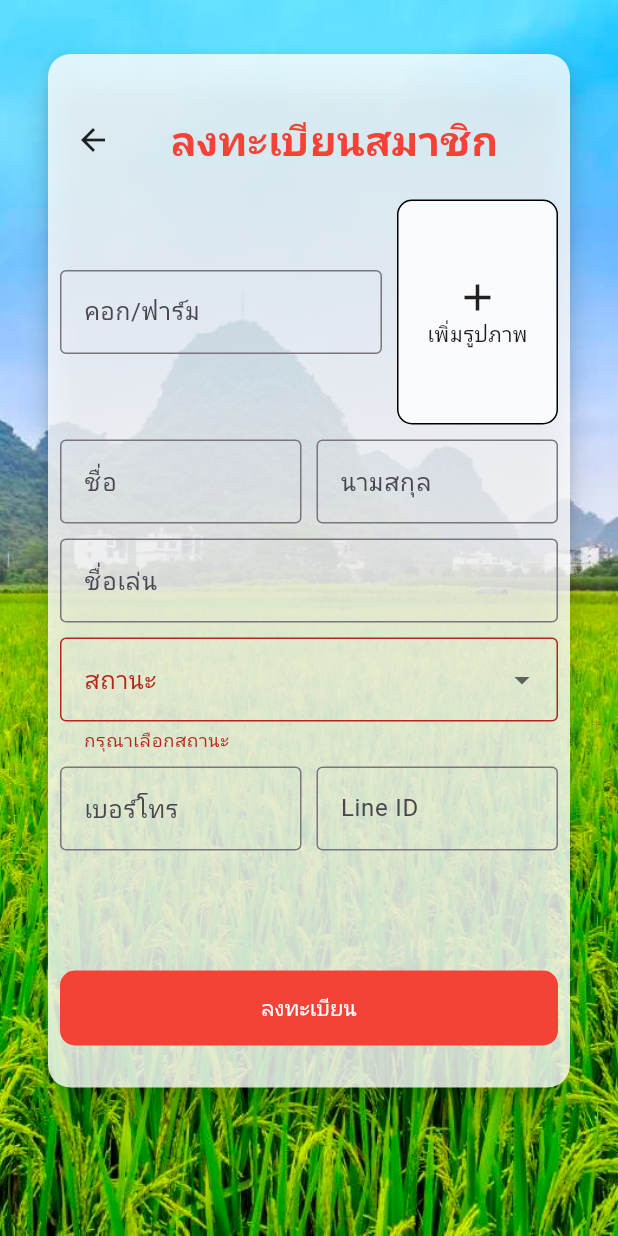
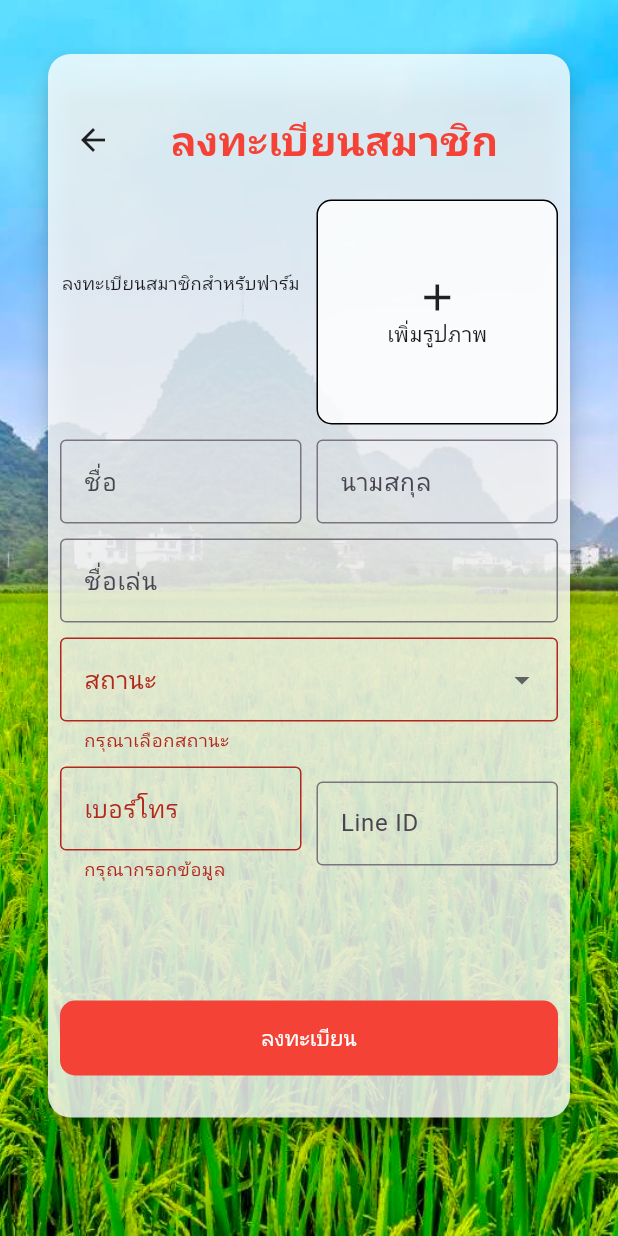
Before and after one commit to thirdfree2/Kway-Thai, a Flutter app: the RegisterFarmOwner screen opened directly, after a tap on "ลงทะเบียน", on a phone screen of 412 x 824 dp. Run offline on Flutter 3.47's test engine with Material 3 defaults, Android fonts, the phone set to English and light mode, and no system bars; drawn by our look-alikes of auto_size_text; our stand-ins replace carousel_slider, flutter_cache_manager, google_fonts, image_picker, qr_flutter, stroke_text; missing offline and left inert: galleryimage; Roboto replaces fonts that are missing (Chonburi).

Commit message:
farm owner password validate

```diff
--- a/lib/services/register_farm_ower_services.dart
+++ b/lib/services/register_farm_ower_services.dart
@@ -15,6 +15,7 @@ Future<String> registerFarmOwner({
   required String phoneNumber,
   required String farmId,
   required String lineId,
+  required String password,
   required File? imageFile,
 }) async {
   const String url = '${ApiUtils.baseUrl}/api/user/';
@@ -27,6 +28,7 @@ Future<String> registerFarmOwner({
     ..fields['phoneNumber'] = phoneNumber
     ..fields['farmId'] = farmId
     ..fields['lineId'] = lineId
+     ..fields['password'] = password
     ..files.add(await http.MultipartFile.fromPath(
       'image',
       imageFile?.path ?? '',
--- a/lib/utils/api_utils.dart
+++ b/lib/utils/api_utils.dart
@@ -1,6 +1,6 @@
 class ApiUtils {
   // static const String baseUrl = 'https://kwaythai-service.poonework.com';
-  static const String baseUrl = 'http://192.168.1.105:3306';
+  static const String baseUrl = 'http://192.168.1.167:3306';
 }
 
 // 192.168.1.105
--- a/lib/view/farm_owner/register_farm_owner.dart
+++ b/lib/view/farm_owner/register_farm_owner.dart
@@ -1,4 +1,5 @@
 import 'dart:io';
+import 'package:auto_size_text/auto_size_text.dart';
 import 'package:flutter/material.dart';
 import 'package:provider/provider.dart';
 import 'package:image_picker/image_picker.dart';
@@ -24,6 +25,7 @@ class _RegisterFarmOwnerState extends State<RegisterFarmOwner> {
   final TextEditingController _nicknameController = TextEditingController();
   final TextEditingController _phoneNumberController = TextEditingController();
   final TextEditingController _lineIdController = TextEditingController();
+  final TextEditingController _passwordController = TextEditingController();
   File? _selectedImage;
   String? _selectedStatus;
 
@@ -49,35 +51,29 @@ class _RegisterFarmOwnerState extends State<RegisterFarmOwner> {
   }
 
   Future<void> _showCodeDialog() async {
-    TextEditingController _codeController = TextEditingController();
     return showDialog<void>(
       context: context,
-      barrierDismissible: false, // Prevent dismissing the dialog by tapping outside
+      barrierDismissible:
+          false, // Prevent dismissing the dialog by tapping outside
       builder: (BuildContext context) {
         return AlertDialog(
           title: const Text('กรุณากรอกรหัส 6 หลัก'),
           content: TextFormField(
-            controller: _codeController,
+            controller: _passwordController,
             decoration: const InputDecoration(
               hintText: 'รหัส 6 หลัก',
             ),
             keyboardType: TextInputType.number,
             maxLength: 6,
-            validator: (value) {
-              if (value == null || value.length != 6) {
-                return 'กรุณากรอกรหัสให้ครบ 6 หลัก';
-              }
-              return null;
-            },
           ),
           actions: <Widget>[
             TextButton(
               child: const Text('ยืนยัน'),
               onPressed: () {
-                if (_codeController.text.length == 6) {
-                  Navigator.of(context).pop(_codeController.text);
+                if (_passwordController.text.length == 6) {
+                  Navigator.of(context).pop(_passwordController
+                      .text); // ส่งรหัส 6 หลักกลับเป็น string
                 } else {
-                  // แจ้งเตือนหากรหัสไม่ครบ 6 หลัก
                   ScaffoldMessenger.of(context).showSnackBar(
                     const SnackBar(content: Text('กรุณากรอกรหัสให้ครบ 6 หลัก')),
                   );
@@ -157,18 +153,27 @@ class _RegisterFarmOwnerState extends State<RegisterFarmOwner> {
                             Row(
                               children: [
                                 Expanded(
-                                  flex: 2,
-                                  child: CustomTextFormField(
-                                    controller: _farmNameController,
-                                    labelText: 'คอก/ฟาร์ม',
-                                    validator: (value) {
-                                      if (value == null || value.isEmpty) {
-                                        return 'กรุณากรอกข้อมูล';
-                                      }
-                                      return null;
-                                    },
-                                  ),
-                                ),
+                                    flex: 1,
+                                    child: Column(
+                                      children: [
+                                        AutoSizeText(
+                                          maxLines: 1,
+                                          'ลงทะเบียนสมาชิกสำหรับฟาร์ม',
+                                          style: TextStyle(
+                                              fontSize:
+                                                  ScreenUtils.calculateFontSize(
+                                                      context, 8)),
+                                        ),
+                                        AutoSizeText(
+                                          maxLines: 1,
+                                          _farmNameController.text,
+                                          style: TextStyle(
+                                              fontSize:
+                                                  ScreenUtils.calculateFontSize(
+                                                      context, 24)),
+                                        ),
+                                      ],
+                                    )),
                                 const SizedBox(width: 10),
                                 Expanded(
                                   flex: 1,
@@ -246,9 +251,13 @@ class _RegisterFarmOwnerState extends State<RegisterFarmOwner> {
                             Row(
                               children: [
                                 Expanded(
-                                  child: CustomTextFormField(
+                                  child: TextFormField(
+                                    keyboardType: TextInputType.number,
                                     controller: _phoneNumberController,
-                                    labelText: 'เบอร์โทร',
+                                    decoration: const InputDecoration(
+                                      border: OutlineInputBorder(),
+                                      labelText: 'เบอร์โทร',
+                                    ),
                                     validator: (value) {
                                       if (value == null || value.isEmpty) {
                                         return 'กรุณากรอกข้อมูล';
@@ -256,6 +265,16 @@ class _RegisterFarmOwnerState extends State<RegisterFarmOwner> {
                                       return null;
                                     },
                                   ),
+                                  // child: CustomTextFormField(
+                                  //   controller: _phoneNumberController,
+                                  //   labelText: 'เบอร์โทร',
+                                  //   validator: (value) {
+                                  //     if (value == null || value.isEmpty) {
+                                  //       return 'กรุณากรอกข้อมูล';
+                                  //     }
+                                  //     return null;
+                                  //   },
+                                  // ),
                                 ),
                                 const SizedBox(width: 10),
                                 Expanded(
@@ -287,10 +306,10 @@ class _RegisterFarmOwnerState extends State<RegisterFarmOwner> {
                                       if (imageFile != null) {
                                         try {
                                           // แสดง dialog เพื่อกรอกรหัส 6 หลัก
-                                          final code = await _showCodeDialog();
-                                         {
-                                          Navigator.pop(context);
-                                          Navigator.pop(context);
+                                          await _showCodeDialog();
+
+                                          if (_passwordController.text !=
+                                              null) {
                                             // ส่งข้อมูลไปยัง API หลังจากกรอกรหัสถูกต้องแล้ว
                                             final userId =
                                                 await registerFarmOwner(
@@ -300,21 +319,29 @@ class _RegisterFarmOwnerState extends State<RegisterFarmOwner> {
                                                   _lastNameController.text,
                                               nickname:
                                                   _nicknameController.text,
-                                              position:
-                                                  _selectedStatus ?? '',
+                                              position: _selectedStatus ?? '',
                                               phoneNumber:
                                                   _phoneNumberController.text,
                                               farmId: _farmIdController.text,
                                               lineId: _lineIdController.text,
                                               imageFile: imageFile,
+                                              password:
+                                                  _passwordController.text,
                                             );
-                                            print(
-                                                'User created successfully with ID: $userId');
+
+                                            // ทำการ pop หน้าหลังจากเสร็จสิ้นการทำงาน
+                                            Navigator.pop(context);
+                                            Navigator.pushReplacement(
+                                              context,
+                                              MaterialPageRoute(
+                                                builder: (context) =>
+                                                    DetailFarmView(),
+                                              ),
+                                            );
 
                                             showDialog(
                                               context: context,
-                                              builder:
-                                                  (BuildContext context) {
+                                              builder: (BuildContext context) {
                                                 return AlertDialog(
                                                   title: const Text(
                                                       'ลงทะเบียนสำเร็จ'),
@@ -322,14 +349,8 @@ class _RegisterFarmOwnerState extends State<RegisterFarmOwner> {
                                                     TextButton(
                                                       child: const Text('OK'),
                                                       onPressed: () {
-                                                        Navigator
-                                                            .pushReplacement(
-                                                          context,
-                                                          MaterialPageRoute(
-                                                            builder: (context) =>
-                                                                DetailFarmView(),
-                                                          ),
-                                                        );
+                                                        Navigator.of(context)
+                                                            .pop();
                                                       },
                                                     ),
                                                   ],
@@ -342,18 +363,16 @@ class _RegisterFarmOwnerState extends State<RegisterFarmOwner> {
                                           // แสดง dialog แจ้งข้อผิดพลาด
                                           showDialog(
                                             context: context,
-                                            builder:
-                                                (BuildContext context) {
+                                            builder: (BuildContext context) {
                                               return AlertDialog(
                                                 title: const Text('Error'),
                                                 content: const Text(
-                                                    'Failed to register. Please try again.'),
+                                                    'รหัสผ่านไม่ถูกต้อง กรุณาลองใหม่.'),
                                                 actions: <Widget>[
                                                   TextButton(
                                                     child: const Text('OK'),
                                                     onPressed: () {
-                                                      Navigator.of(
-                                                              context)
+                                                      Navigator.of(context)
                                                           .pop();
                                                     },
                                                   ),
@@ -363,6 +382,7 @@ class _RegisterFarmOwnerState extends State<RegisterFarmOwner> {
                                           );
                                         }
                                       } else {
+                                        // ถ้าไม่ได้เลือกภาพให้แสดงข้อความแจ้งเตือน
                                         print('Please select an image');
                                         showDialog(
                                           context: context,
```
Also changed, not shown: lib/view/farm_register/main_farm_register.dart (+13 -7 lines).
